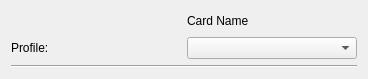
First picture: the form in src/cardwidget.ui, repository lxqt/pavucontrol-qt, before the edit.
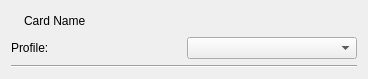
Second picture: the form after the edit.

Commit message: ui: Align titles left

What changed in the file:
```diff
--- a/src/cardwidget.ui
+++ b/src/cardwidget.ui
@@ -15,7 +15,7 @@
   </property>
   <layout class="QGridLayout" name="gridLayout">
    <item row="0" column="0" colspan="2">
-    <layout class="QHBoxLayout" name="horizontalLayout">
+    <layout class="QHBoxLayout" name="horizontalLayout" stretch="0,1">
      <item>
       <widget class="QLabel" name="iconImage">
        <property name="text">
```
The commit also changes 2 other files.
